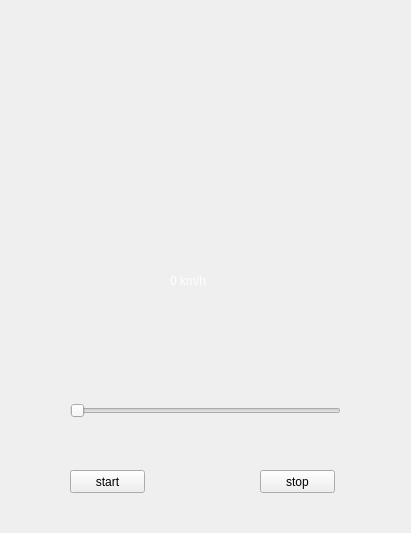
The window that widget.ui (gitpodlinovamaryna/carPanel) describes before a commit, drawn with Qt 5.
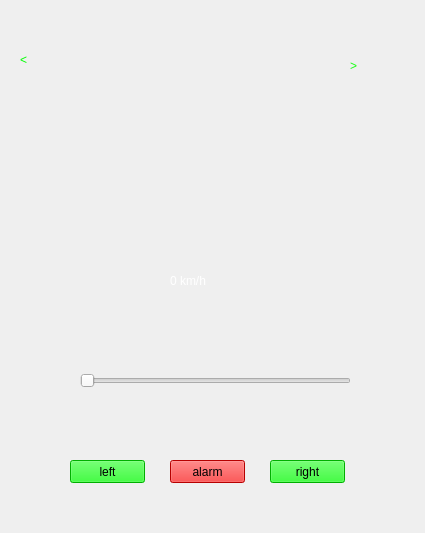
The same window after the commit. Icons and pictures are not drawn.

Commit message: Add gui left, right and alarm

The edit to the form file:
```diff
--- a/widget.ui
+++ b/widget.ui
@@ -6,10 +6,16 @@
    <rect>
     <x>0</x>
     <y>0</y>
-    <width>411</width>
+    <width>425</width>
     <height>533</height>
    </rect>
   </property>
+  <property name="maximumSize">
+   <size>
+    <width>425</width>
+    <height>533</height>
+   </size>
+  </property>
   <property name="baseSize">
    <size>
     <width>191</width>
@@ -17,7 +23,10 @@
    </size>
   </property>
   <property name="windowTitle">
-   <string>Widget</string>
+   <string>CarPanel</string>
+  </property>
+  <property name="styleSheet">
+   <string notr="true"/>
   </property>
   <widget class="QLabel" name="speedometerLabel">
    <property name="geometry">
@@ -38,8 +47,8 @@
   <widget class="QSlider" name="speedometerSlider">
    <property name="geometry">
     <rect>
-     <x>70</x>
-     <y>400</y>
+     <x>80</x>
+     <y>370</y>
      <width>271</width>
      <height>22</height>
     </rect>
@@ -61,26 +70,32 @@
    <property name="geometry">
     <rect>
      <x>70</x>
-     <y>470</y>
+     <y>460</y>
      <width>75</width>
      <height>23</height>
     </rect>
    </property>
+   <property name="styleSheet">
+    <string notr="true">background-color: rgb(0, 245, 0);</string>
+   </property>
    <property name="text">
-    <string>start</string>
+    <string>left</string>
    </property>
   </widget>
   <widget class="QPushButton" name="stopButton">
    <property name="geometry">
     <rect>
-     <x>260</x>
-     <y>470</y>
+     <x>270</x>
+     <y>460</y>
      <width>75</width>
      <height>23</height>
     </rect>
    </property>
+   <property name="styleSheet">
+    <string notr="true">background-color: rgb(0, 245, 0);</string>
+   </property>
    <property name="text">
-    <string>stop</string>
+    <string>right</string>
    </property>
   </widget>
   <widget class="QLabel" name="valueLabel">
@@ -113,7 +128,7 @@
      <x>120</x>
      <y>90</y>
      <width>171</width>
-     <height>201</height>
+     <height>191</height>
     </rect>
    </property>
    <property name="baseSize">
@@ -141,6 +156,58 @@
     <number>-2</number>
    </property>
   </widget>
+  <widget class="QLabel" name="label">
+   <property name="geometry">
+    <rect>
+     <x>20</x>
+     <y>30</y>
+     <width>51</width>
+     <height>61</height>
+    </rect>
+   </property>
+   <property name="styleSheet">
+    <string notr="true">color: rgb(0, 255, 0);
+font: 75 48pt &quot;MS Shell Dlg 2&quot;;</string>
+   </property>
+   <property name="text">
+    <string>&lt;</string>
+   </property>
+  </widget>
+  <widget class="QLabel" name="label_2">
+   <property name="geometry">
+    <rect>
+     <x>350</x>
+     <y>30</y>
+     <width>51</width>
+     <height>71</height>
+    </rect>
+   </property>
+   <property name="styleSheet">
+    <string notr="true">color: rgb(23, 255, 19);
+
+font: 75 48pt &quot;MS Shell Dlg 2&quot;;
+</string>
+   </property>
+   <property name="text">
+    <string>&gt;</string>
+   </property>
+  </widget>
+  <widget class="QPushButton" name="pushButton">
+   <property name="geometry">
+    <rect>
+     <x>170</x>
+     <y>460</y>
+     <width>75</width>
+     <height>23</height>
+    </rect>
+   </property>
+   <property name="styleSheet">
+    <string notr="true">background-color: rgb(255, 0, 0);</string>
+   </property>
+   <property name="text">
+    <string>alarm</string>
+   </property>
+  </widget>
  </widget>
  <resources/>
  <connections/>
```
The commit also changes 1 other file.
